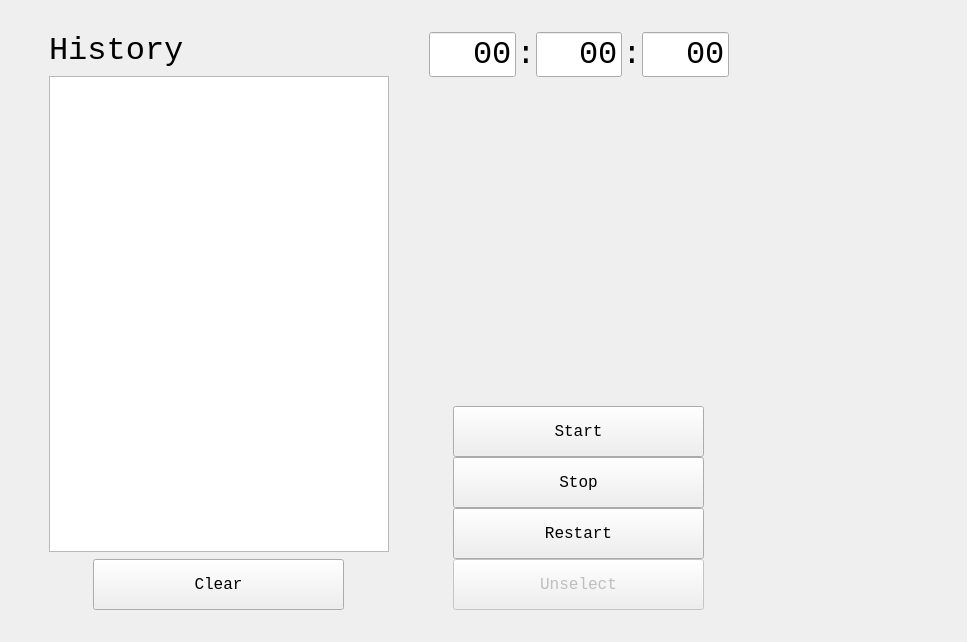
Before: the Qt Designer form design/clocktimerapp.ui in OBess/Clock-Timer, drawn with Qt 5.
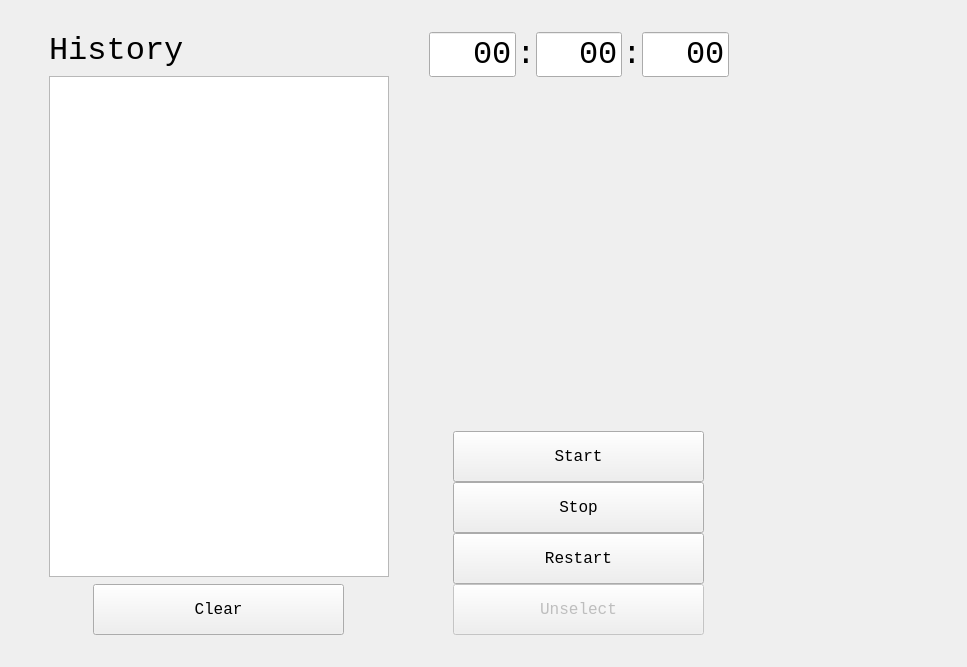
After: the same form once the commit is applied.

Commit message: Implement tabs for android

```diff
--- a/design/clocktimerapp.ui
+++ b/design/clocktimerapp.ui
@@ -7,7 +7,7 @@
     <x>0</x>
     <y>0</y>
     <width>967</width>
-    <height>642</height>
+    <height>667</height>
    </rect>
   </property>
   <property name="font">
@@ -21,7 +21,7 @@
   <property name="windowTitle">
    <string>ClockTimerApp</string>
   </property>
-  <layout class="QVBoxLayout" name="verticalLayout">
+  <layout class="QHBoxLayout" name="horizontalLayout">
    <property name="spacing">
     <number>0</number>
    </property>
```
The commit also changes 4 other files.
